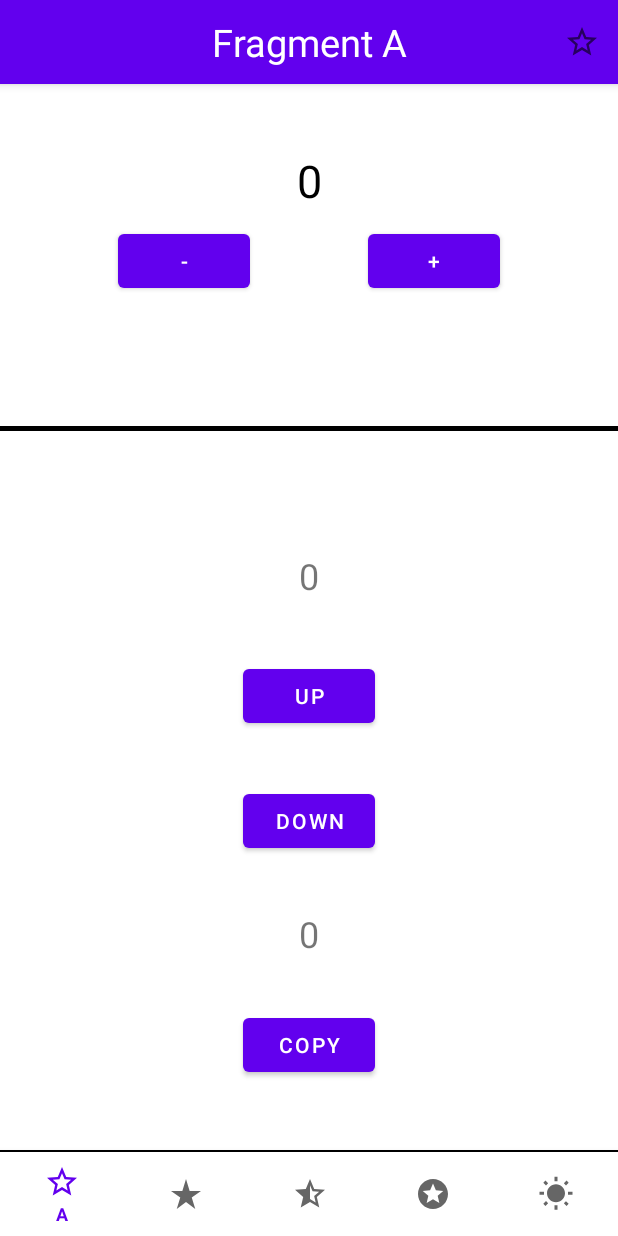
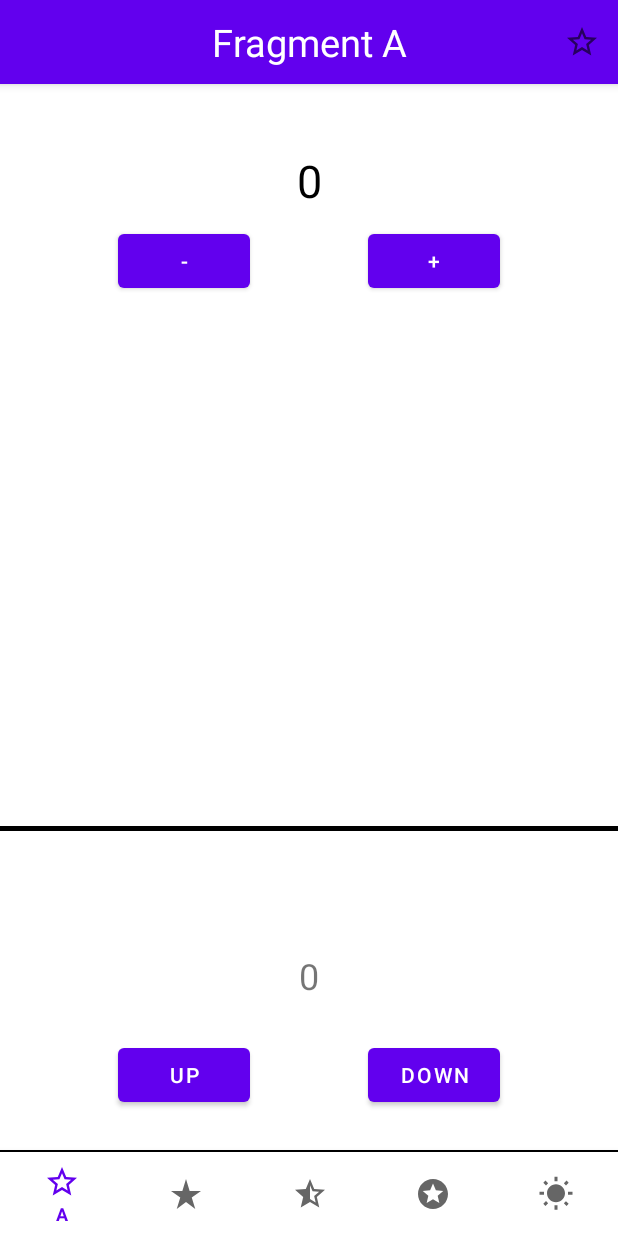
Before and after one commit to HYUNJUNEPARK/MVVM-Repository, an Android app: the screen it shows after launch (MainActivity), on a phone screen of 412 x 824 dp. Run offline under Robolectric (Android 15) with nearby library versions, the phone set to English and light mode, and no system bars; our stand-ins replace data binding.

Commit message:
commit before push

```diff
--- a/app/src/main/java/com/example/viewpager2_bottomnavigation/adapter/RecyclerAdapterE.kt
+++ b/app/src/main/java/com/example/viewpager2_bottomnavigation/adapter/RecyclerAdapterE.kt
@@ -6,6 +6,7 @@ import androidx.recyclerview.widget.RecyclerView
 import com.example.viewpager2_bottomnavigation.databinding.ItemFragmentEBinding
 
 class RecyclerAdapterE(private val itemList: MutableList<String>) : RecyclerView.Adapter<RecyclerAdapterE.MyHolder>() {
+
     override fun onCreateViewHolder(parent: ViewGroup, viewType: Int): MyHolder {
         val binding = ItemFragmentEBinding.inflate(LayoutInflater.from(parent.context), parent, false)
         return MyHolder(binding)
--- a/app/src/main/java/com/example/viewpager2_bottomnavigation/fragments/FragmentE.kt
+++ b/app/src/main/java/com/example/viewpager2_bottomnavigation/fragments/FragmentE.kt
@@ -8,7 +8,6 @@ import android.view.ViewGroup
 import androidx.fragment.app.Fragment
 import androidx.fragment.app.viewModels
 import androidx.lifecycle.Observer
-import androidx.recyclerview.widget.LinearLayoutManager
 import com.example.viewpager2_bottomnavigation.activitiy.MainActivity
 import com.example.viewpager2_bottomnavigation.activitiy.MainActivity.Companion.TAG
 import com.example.viewpager2_bottomnavigation.adapter.RecyclerAdapterE
@@ -42,14 +41,13 @@ class FragmentE : Fragment() {
     private fun initRecyclerView() {
         val adapter = RecyclerAdapterE(viewModel.itemList)
         binding?.recyclerView?.adapter = adapter
-        val layoutManager = LinearLayoutManager(activity)
-        binding?.recyclerView?.layoutManager = layoutManager
+//        val layoutManager = LinearLayoutManager(activity)
+//        binding?.recyclerView?.layoutManager = layoutManager
     }
 
     private fun initViewModel() {
         binding?.lifecycleOwner = viewLifecycleOwner
         binding?.viewModel = viewModel
-
         val listSizeObserver: Observer<Int> = Observer { _ ->
             binding?.recyclerView?.adapter?.notifyDataSetChanged()
         }
--- a/app/src/main/java/com/example/viewpager2_bottomnavigation/viewmodel/ViewModelA.kt
+++ b/app/src/main/java/com/example/viewpager2_bottomnavigation/viewmodel/ViewModelA.kt
@@ -11,12 +11,9 @@ class ViewModelA: ViewModel() {
 
     val currentValue : LiveData<Int>
         get() = _currentValue
-    val copyValue : LiveData<Int>
-        get() = _copyValue
 
     init {
         _currentValue.value = 0
-        _copyValue.value = 0
     }
 
     fun updateValue(value: Int) {
@@ -25,8 +22,4 @@ class ViewModelA: ViewModel() {
             2 -> _currentValue.value = _currentValue.value?.minus(1)
         }
     }
-
-    fun setValue() {
-        _copyValue.value = _currentValue.value
-    }
 }
--- a/app/src/main/res/layout/fragment_a.xml
+++ b/app/src/main/res/layout/fragment_a.xml
@@ -9,7 +9,6 @@
             name="viewModel"
             type="com.example.viewpager2_bottomnavigation.viewmodel.ViewModelA" />
     </data>
-
 
     <androidx.constraintlayout.widget.ConstraintLayout
         android:layout_width="match_parent"
@@ -64,27 +63,17 @@
             app:layout_constraintBottom_toBottomOf="parent"
             app:layout_constraintEnd_toEndOf="parent"
             app:layout_constraintStart_toStartOf="parent"
-            app:layout_constraintTop_toTopOf="parent" />
-
-        <TextView
-            android:id="@+id/copyNumberText"
-            android:layout_width="wrap_content"
-            android:layout_height="wrap_content"
-            android:text="@{Integer.toString(viewModel.copyValue)}"
-            android:textSize="24sp"
-            app:layout_constraintBottom_toTopOf="@id/copyButton"
-            app:layout_constraintEnd_toEndOf="parent"
-            app:layout_constraintStart_toStartOf="parent"
-            app:layout_constraintTop_toBottomOf="@id/minusButton" />
+            android:layout_marginBottom="100dp"
+            tools:text="0" />
 
         <Button
             android:id="@+id/plusButton"
             android:layout_width="wrap_content"
             android:layout_height="wrap_content"
-            android:layout_marginTop="40dp"
             android:onClick="@{() -> viewModel.updateValue(1)}"
             android:text="UP"
-            app:layout_constraintEnd_toEndOf="parent"
+            app:layout_constraintBottom_toBottomOf="parent"
+            app:layout_constraintEnd_toStartOf="@id/minusButton"
             app:layout_constraintStart_toStartOf="parent"
             app:layout_constraintTop_toBottomOf="@+id/currentNumberText" />
 
@@ -92,23 +81,12 @@
             android:id="@+id/minusButton"
             android:layout_width="wrap_content"
             android:layout_height="wrap_content"
-            android:layout_marginTop="35dp"
             android:onClick="@{() -> viewModel.updateValue(2)}"
             android:text="Down"
+            app:layout_constraintBottom_toBottomOf="@id/plusButton"
             app:layout_constraintEnd_toEndOf="parent"
-            app:layout_constraintStart_toStartOf="parent"
-            app:layout_constraintTop_toBottomOf="@+id/plusButton" />
-
-        <Button
-            android:id="@+id/copyButton"
-            android:layout_width="wrap_content"
-            android:layout_height="wrap_content"
-            android:layout_marginBottom="46dp"
-            android:onClick="@{() -> viewModel.setValue()}"
-            android:text="copy"
-            app:layout_constraintBottom_toBottomOf="parent"
-            app:layout_constraintEnd_toEndOf="parent"
-            app:layout_constraintStart_toStartOf="parent" />
+            app:layout_constraintStart_toEndOf="@id/plusButton"
+            app:layout_constraintTop_toTopOf="@+id/plusButton" />
     </androidx.constraintlayout.widget.ConstraintLayout>
 
 </layout>
--- a/app/src/main/res/layout/fragment_e.xml
+++ b/app/src/main/res/layout/fragment_e.xml
@@ -5,9 +5,14 @@
     tools:context=".fragments.FragmentE">
 
     <data>
+
         <variable
             name="viewModel"
             type="com.example.viewpager2_bottomnavigation.viewmodel.ViewModelE" />
+
+        <variable
+            name="adapter"
+            type="com.example.viewpager2_bottomnavigation.adapter.RecyclerAdapterE" />
     </data>
 
     <LinearLayout
@@ -17,13 +22,14 @@
 
         <View
             android:layout_width="match_parent"
-            android:layout_height="?attr/actionBarSize"/>
+            android:layout_height="?attr/actionBarSize" />
 
         <androidx.recyclerview.widget.RecyclerView
             android:id="@+id/recyclerView"
             android:layout_width="match_parent"
             android:layout_height="0dp"
             android:layout_weight="7"
+            app:layoutManager="androidx.recyclerview.widget.LinearLayoutManager"
             tools:listitem="@layout/item_fragment_e" />
 
         <View
@@ -40,8 +46,8 @@
                 android:id="@+id/minusButton"
                 android:layout_width="wrap_content"
                 android:layout_height="wrap_content"
+                android:onClick="@{() -> viewModel.subItem()}"
                 android:text="-"
-                android:onClick="@{() -> viewModel.subItem()}"
                 android:textSize="50sp"
                 app:layout_constraintBottom_toBottomOf="parent"
                 app:layout_constraintEnd_toStartOf="@id/plusButton"
@@ -52,8 +58,8 @@
                 android:id="@+id/plusButton"
                 android:layout_width="wrap_content"
                 android:layout_height="wrap_content"
+                android:onClick="@{() -> viewModel.addItem()}"
                 android:text="+"
-                android:onClick="@{() -> viewModel.addItem()}"
                 android:textSize="50sp"
                 app:layout_constraintBottom_toBottomOf="parent"
                 app:layout_constraintEnd_toEndOf="parent"
```
Also changed, not shown: 1 other file.
